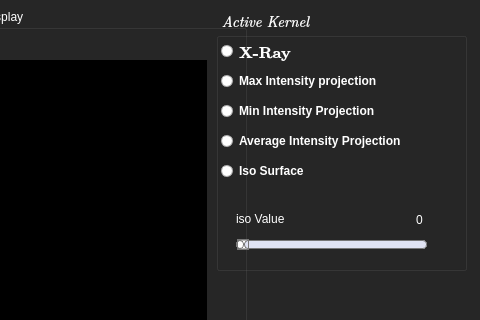
The window that src/apps/release/RenderingWindow_Gui.ui (EslamAdel/OpenCLParallelRendering) describes before a commit, drawn with Qt 5; both pictures show x 604 to 1084 and y 0 to 320 of the 1084 by 694 pixel window.
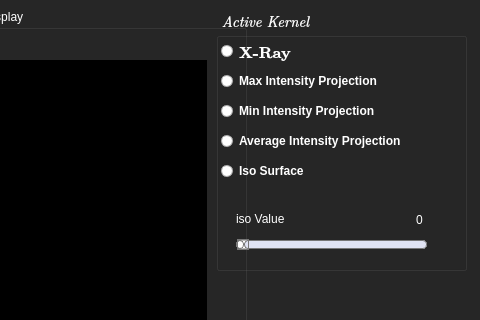
The same window after the commit. Custom widgets are drawn as their Qt base class.

Commit message: Enable xray kernel by default, disable all radio buttons when framework is not ready

```diff
--- a/src/apps/release/RenderingWindow_Gui.ui
+++ b/src/apps/release/RenderingWindow_Gui.ui
@@ -2593,7 +2593,7 @@
 QRadioButton::indicator::checked{ border: 1px solid darkgray; border-radius: 6px; background-color: blue; width: 10px; height: 10px; margin-left: 5px;}</string>
      </property>
      <property name="text">
-      <string>Max Intensity projection</string>
+      <string>Max Intensity Projection</string>
      </property>
     </widget>
     <widget class="QRadioButton" name="isoSurfaceButton">
```
The commit also changes 1 other file.
